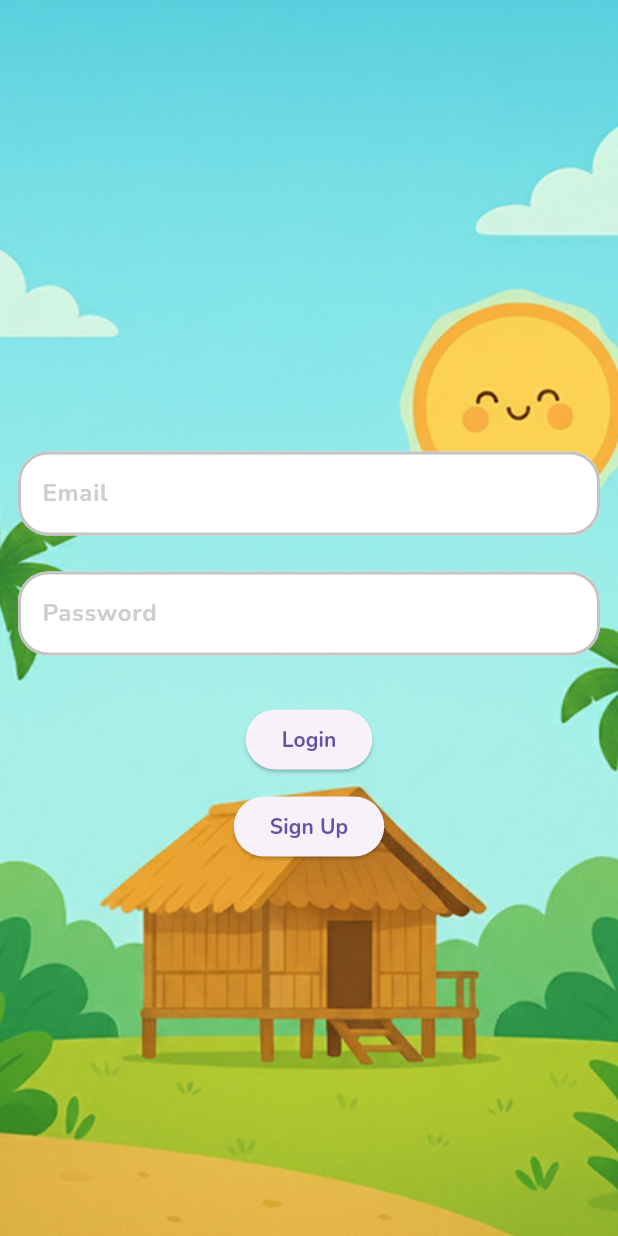
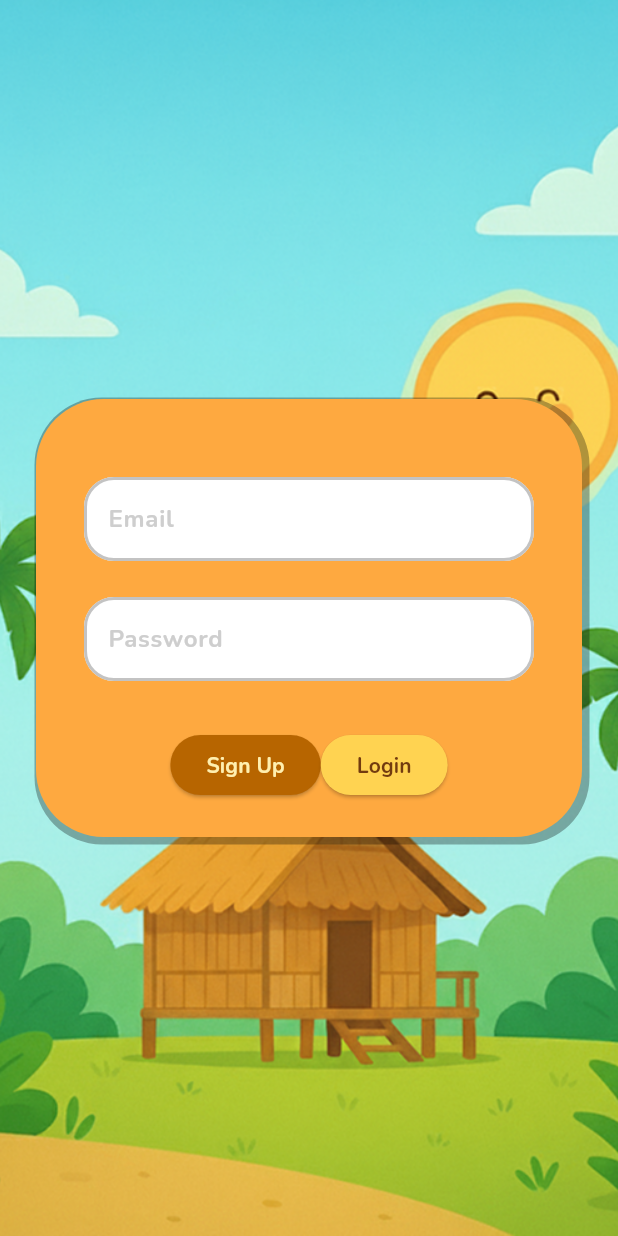
Before and after one commit to syncopascual/BasaBuddy, a Flutter app: the screen it shows after launch, on a phone screen of 412 x 824 dp. Run offline on Flutter 3.47's test engine with Material 3 defaults, Android fonts, the phone set to English and light mode, and no system bars; our stand-ins replace flutter_bloc, go_router, supabase_flutter; missing offline and left inert: dart:ffi; accounts and stored records are empty.

Commit message:
ui fixes

```diff
--- a/lib/colors.dart
+++ b/lib/colors.dart
@@ -5,6 +5,15 @@ import 'package:flutter/material.dart';
 
 Color selected =  const Color(0xFFFFD351);
 Color mulchoChoice = const Color(0xFFFFEEBB);
+Color darkerAccent = const Color(0xFFFEA940);
+Color superDarkAccent = const Color(0xFFB76500);
+Color superLightAccent = const Color(0xFFFFEFAF);
+Color textColor = const Color(0xFF723B0F);
+
+///Home screen different modules button
+Color vocabButton = const Color(0xFF99FF4B);
+Color informationButton = const Color(0xFFFFFFFF);
+Color narrativeButton = const Color(0xFFFFD351);
 
 Color loginButton = const Color(0xFF804589);
 Color x2Coins =  const Color(0xFFFFE79D);
--- a/lib/components/Page.dart
+++ b/lib/components/Page.dart
@@ -29,11 +29,15 @@ class _PageContainerState extends State<PageContainer> {
     return Container(
 
       child: Column(
+        crossAxisAlignment: CrossAxisAlignment.end,
         children: [
           Container(height:350),
           //Image.asset('assets/story/papaya.png', height: 200),
           ///TRANSLATION BUTTON
-          TranslationButton(context: context),
+          Container(
+            margin: EdgeInsets.only(right: 10),
+              child: TranslationButton(context: context)),
+          SizedBox(height: 10),
 
           ///PAGE TEXT
           Container(height: 200,
--- a/lib/components/StoryButton.dart
+++ b/lib/components/StoryButton.dart
@@ -45,6 +45,7 @@ class StoryButton extends StatelessWidget {
     return GestureDetector(
       onTap: isLocked ? null : onPressed,
       child: Container(
+        margin: EdgeInsets.symmetric(vertical:12),
         width: size,
         height: size,
         decoration: BoxDecoration(
--- a/lib/screens/login.dart
+++ b/lib/screens/login.dart
@@ -80,7 +80,23 @@ class _LoginState extends State<Login> {
           child: SingleChildScrollView(
             child: Form(
               key: _formKey,
+              child: Container(
+                margin: EdgeInsets.symmetric(horizontal: 24),
+                padding: EdgeInsets.only(bottom: 24),
+                decoration: BoxDecoration(
+                  boxShadow: [
+                    BoxShadow(
+                      color: Colors.black.withOpacity(0.3), // Shadow color with transparency
+                      blurRadius: 0, // How soft the edges are
+                      spreadRadius: 3, // How much the shadow expands
+                      offset: const Offset(2, 2), // Shifts the shadow (right, down)
+                    ),
+                  ],
+                  color: darkerAccent,
+                  borderRadius: BorderRadius.all(Radius.circular(45)),
+                ),
                 child: Column(
+                  mainAxisAlignment: MainAxisAlignment.center,
                   children: [
                     SizedBox(height: 40),
                     ///Email text field
@@ -100,17 +116,31 @@ class _LoginState extends State<Login> {
 
                     if (_loading) CircularProgressIndicator(),
                     if (!_loading) ...[
+                      Row(
+                        mainAxisAlignment: MainAxisAlignment.center,
+                        children: [
+                          ///SIGN UP BUTTON
                           ElevatedButton(
-                      onPressed: _tryLogin,
-                      child: Text("Login")),
-                    SizedBox(height: 10),
-                    ElevatedButton(
+                              style: ElevatedButton.styleFrom(backgroundColor: superDarkAccent),
                               onPressed: (){
                                 context.go('/signup');
                               },
-                      child: Text("Sign Up")),
+                              child: Text("Sign Up", style: TextStyle(color: superLightAccent),)),
+                          SizedBox(height: 10),
+                          ///LOGIN BUTTON
+                          ElevatedButton(
+                              style: ElevatedButton.styleFrom(backgroundColor: selected),
+                              onPressed: _tryLogin,
+                              child: Text("Login", style: TextStyle(color: textColor),) ),
+                      ],
+                      ),
+
+
+
+
                     ]
                   ],
+                ),
               ),
             ),
           ),
@@ -121,7 +151,7 @@ class _LoginState extends State<Login> {
 
   Widget _input(TextEditingController controller, String hint, {bool obscure = false, String? Function(String?)? validator}) {
     return Padding(
-      padding: const EdgeInsets.all(12.0),
+      padding: const EdgeInsets.symmetric(vertical: 12.0, horizontal: 32.0),
       child: TextFormField(
         controller: controller,
         obscureText: obscure,
```
Also changed, not shown: lib/components/MulchoExercise.dart (+9 -2 lines), lib/components/TranslationButton.dart (+14 -3 lines), lib/screens/student/home.dart (+6 -3 lines), lib/screens/student/storyShell.dart (+23 -5 lines). Lines whose indentation alone changed are shown as unchanged.
